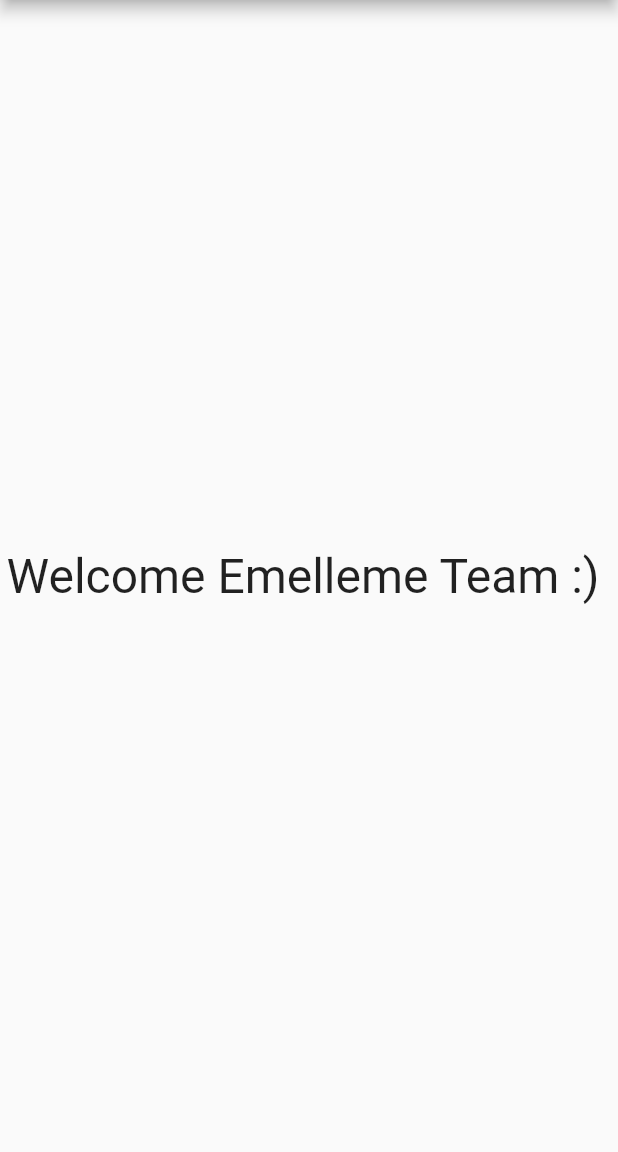
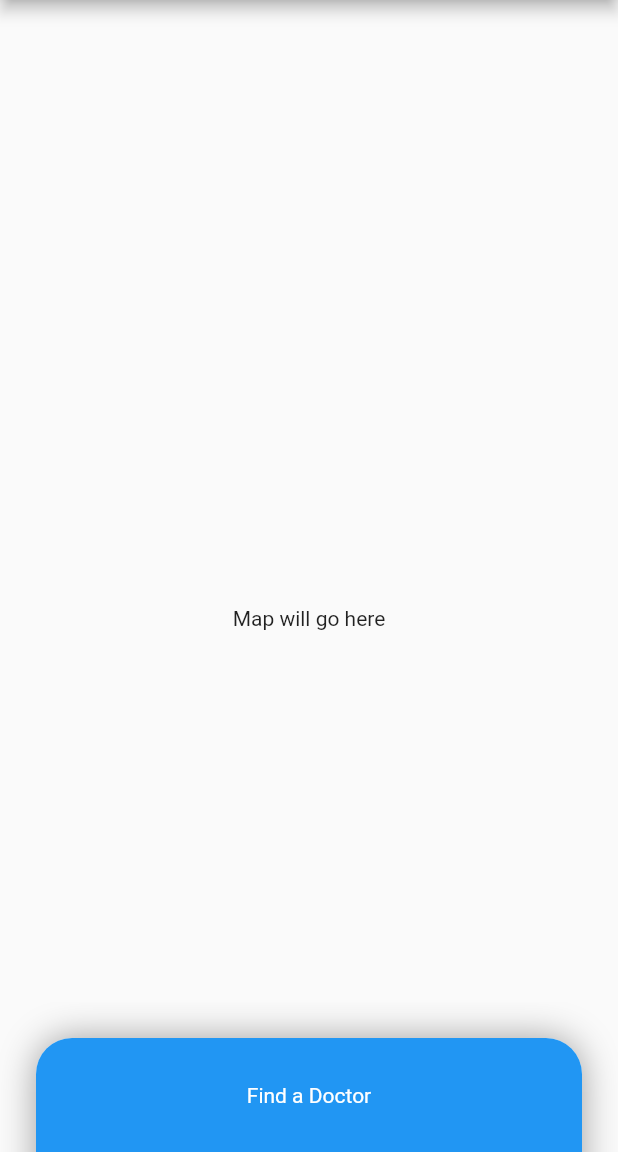
Before and after one commit to emelleme/flutter-samples, a Flutter app: the HomePage screen opened directly, on a phone screen of 412 x 824 dp, the part 84-1236 px from its top. Run offline on Flutter 3.47's test engine with Material 2 defaults, Android fonts, the phone set to English and light mode, and no system bars; drawn by our look-alikes of sliding_up_panel; our stand-ins replace firebase_auth, google_sign_in; accounts and stored records are empty.

Commit message:
Slide up panel

```diff
--- a/firebase_login_sample/lib/home_page.dart
+++ b/firebase_login_sample/lib/home_page.dart
@@ -1,8 +1,9 @@
 import 'package:firebase_login_sample/login.dart';
 import 'package:firebase_login_sample/sign_in.dart';
+import 'package:firebase_login_sample/widgets/side_menu.dart';
 import 'package:flutter/material.dart';
-import 'auth.dart';
-import 'package:firebase_login_sample/widgets/side_menu.dart';
+import 'package:sliding_up_panel/sliding_up_panel.dart';
+import 'auth.dart'
 ;
 
 class HomePage extends StatelessWidget {
@@ -36,12 +37,52 @@ class HomePage extends StatelessWidget {
           )
         ],
       ),
-      drawer: NavDrawer(),
-      body: new Container(
-        child: new Center(
-          child: new Text('Welcome Emelleme Team :) ', style:new TextStyle(fontSize:32.0)),
-        ),
+
+drawer: NavDrawer(),
+   body: SlidingUpPanel(
+      renderPanelSheet: false,
+      panel: _floatingPanel(),
+      collapsed: _floatingCollapsed(),
+      body: Center(
+        child: Text("Map will go here"),
       ),
+    ),
     );
   }
 }
+
+
+Widget _floatingCollapsed(){
+  return Container(
+    decoration: BoxDecoration(
+      color: Colors.blue,
+      borderRadius: BorderRadius.only(topLeft: Radius.circular(24.0), topRight: Radius.circular(24.0)),
+    ),
+    margin: const EdgeInsets.fromLTRB(24.0, 24.0, 24.0, 0.0),
+    child: Center(
+      child: Text(
+        "Find a Doctor",
+        style: TextStyle(color: Colors.white),
+      ),
+    ),
+  );
+}
+
+Widget _floatingPanel(){
+  return Container(
+    decoration: BoxDecoration(
+      color: Colors.white,
+      borderRadius: BorderRadius.all(Radius.circular(24.0)),
+      boxShadow: [
+        BoxShadow(
+          blurRadius: 20.0,
+          color: Colors.grey,
+        ),
+      ]
+    ),
+    margin: const EdgeInsets.all(24.0),
+    child: Center(
+      child: Text("This is the SlidingUpPanel when open"),
+    ),
+  );
+}
--- a/firebase_login_sample/lib/widgets/side_menu.dart
+++ b/firebase_login_sample/lib/widgets/side_menu.dart
@@ -12,9 +12,9 @@ class NavDrawer extends StatelessWidget {
               'Side menu',
               style: TextStyle(color: Colors.white, fontSize: 25),
             ),
-            decoration: BoxDecoration(
+             decoration: BoxDecoration(
                 color: Colors.green,
-
+              ),
           ),
           ListTile(
             leading: Icon(Icons.input),
--- a/firebase_login_sample/pubspec.yaml
+++ b/firebase_login_sample/pubspec.yaml
@@ -29,6 +29,7 @@ dependencies:
   cupertino_icons: ^0.1.2
 
   google_sign_in: ^4.0.4
+  sliding_up_panel: ^0.3.6
 
 dev_dependencies:
   flutter_test:
```
Also changed, not shown: firebase_login_sample/pubspec.lock.
